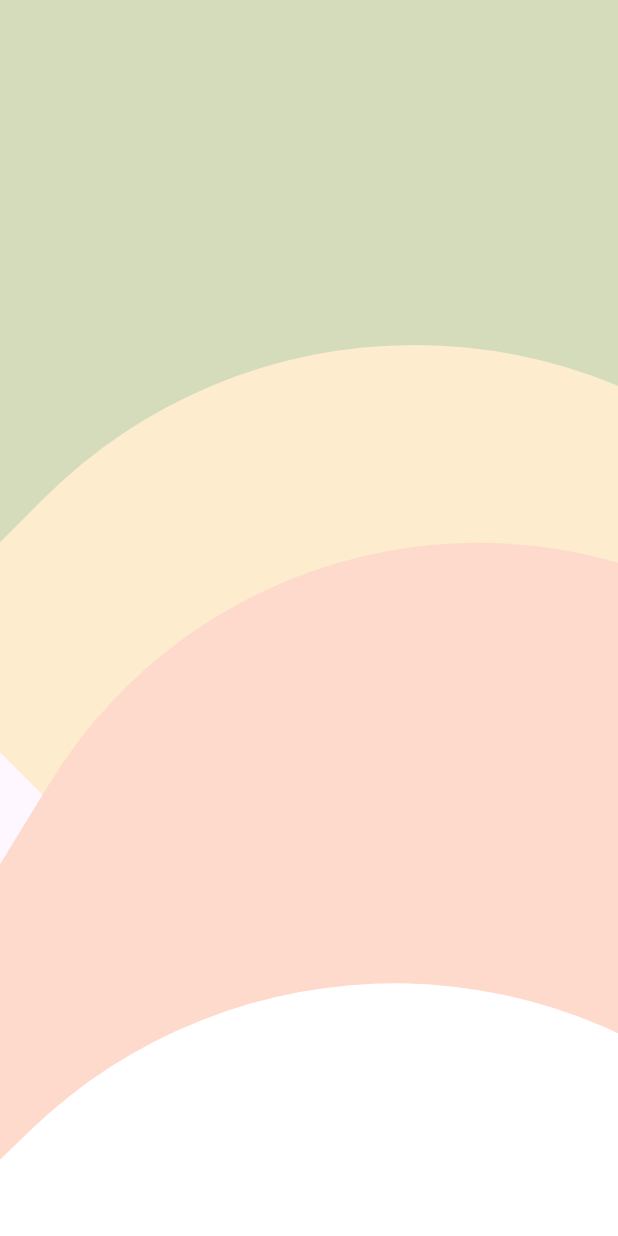
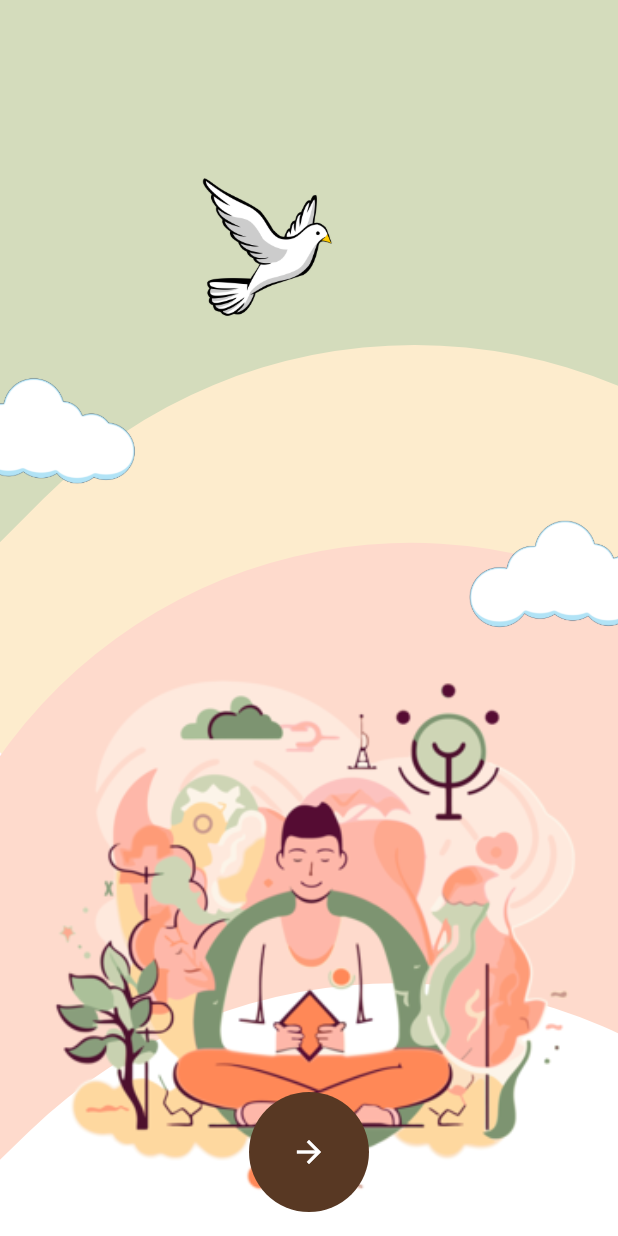
Before and after one commit to EmilioGonzalez011205/flutter_aplication_meditation, a Flutter app: the screen it shows after launch, on a phone screen of 412 x 824 dp. Run offline on Flutter 3.47's test engine with Material 3 defaults, Android fonts, the phone set to English and light mode, and no system bars.

Commit message:
Session_Screen_Incomplete

```diff
--- a/flutter_application_meditation/lib/pantallas/meditation_screen.dart
+++ b/flutter_application_meditation/lib/pantallas/meditation_screen.dart
@@ -38,6 +38,7 @@
             ),
             Positioned(
             top:375,
+            left: -45,
             child:Transform.rotate(
               angle: 0.550,
                 child: Container(
@@ -69,7 +70,74 @@
               ),
               ),
             ),
+              Positioned(
+                height: 850,
+                top: 200,
+                left: 0,
+                right: 0,
+                child: Image.asset('lib/images/MEDITATION1.png', fit: BoxFit.fitWidth,),
+              ),
+            Positioned(
+              left: 0,
+              right: 0,
+              top: 870,
+              child: RichText(
+                textAlign: TextAlign.center,
+                text: TextSpan(
+                  text: "Nature Your ",
+                  style: TextStyle(
+                    color: Color(0xff583823),
+                    fontSize: 50,
+                    fontWeight: FontWeight.bold,
+                  ),
+                  children: [
+                  TextSpan(
+                  text: " Paceful mind ",
+                  style: TextStyle(
+                    color: Color(0xffed6420),
+                    fontSize: 50,
+                    fontWeight: FontWeight.bold,)
+                    ),
+                    TextSpan(
+                    text: "With AI",
+                    style: TextStyle(
+                      color: Color(0xff583823),
+                      fontSize: 50,
+                      fontWeight: FontWeight.bold,)
+                      ),
+                  ],
+                ),
+              ),
+            ),
+            Positioned(
+              top: 240,
+              left: -65,
+              child: Image.asset("lib/images/NUBE.webp", height: 100),
+            ),
+            Positioned(
+              top: 335,
+              right: -55,
+              child: Image.asset("lib/images/NUBE.webp", height: 100),
+            ),
+            Positioned(
+              top: 100,
+              right: 185,
+              child: Image.asset("lib/images/PALOMA.png", height: 130),
+            ),
         ],
+      ),
+      floatingActionButtonLocation: FloatingActionButtonLocation.centerFloat,
+      floatingActionButton: SizedBox(
+        height: 80,
+        width: 80,
+          child: FloatingActionButton(onPressed: (){},
+          elevation: 0,
+          backgroundColor:  Color(0xff583823),
+          shape:RoundedRectangleBorder(
+            borderRadius: BorderRadius.circular(40),
+          ),
+          child: Icon(Icons.arrow_forward, color:Colors.white),
+          )
       ),
     );
   }
```
Also changed, not shown: analysis_options.yaml (added, +28 -0 lines), flutter_application_meditation/pubspec.yaml (+4 -3 lines), lib/main.dart (added, +122 -0 lines), pubspec.yaml (added, +89 -0 lines), flutter_application_meditation/lib/images/MEDITATION1.png (added), flutter_application_meditation/lib/images/NUBE.webp (added), flutter_application_meditation/lib/images/PALOMA.png (added), flutter_application_meditation/pubspec.lock, pubspec.lock (added), 250 other files.
